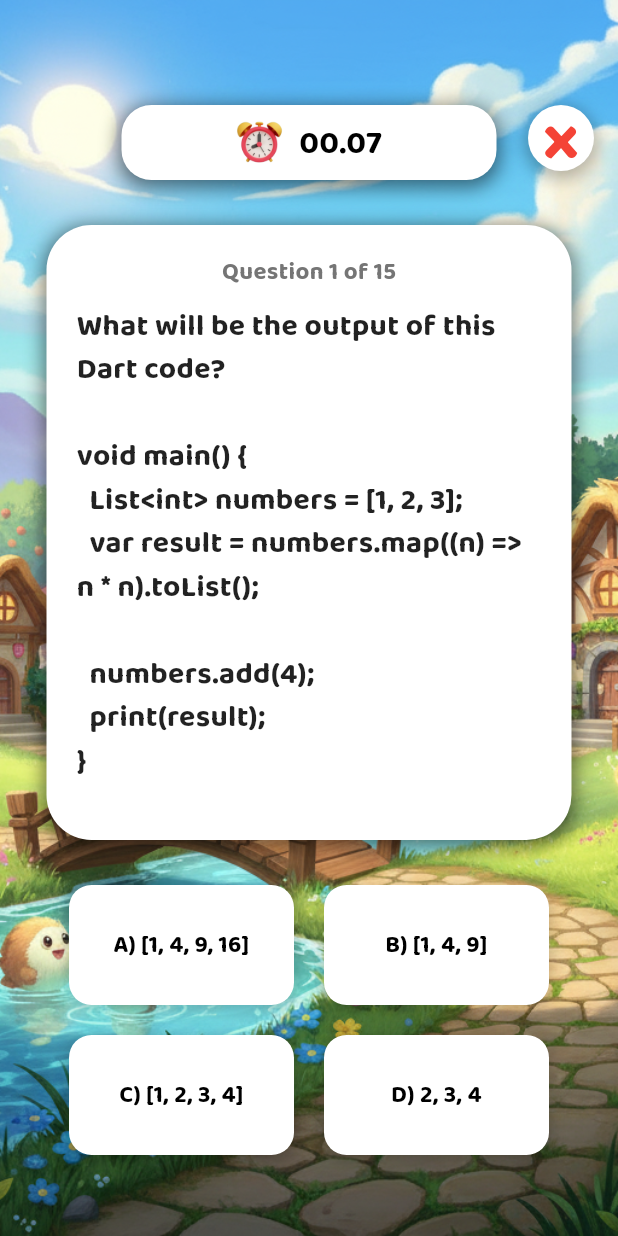
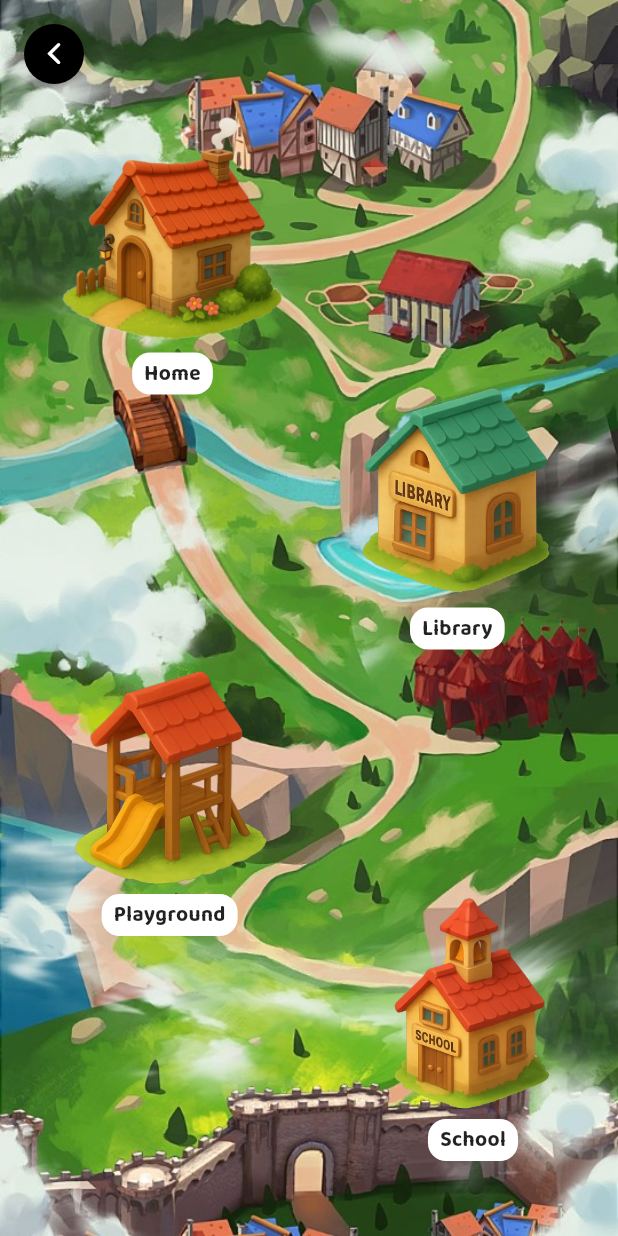
Before and after one commit to danishaazra/HelloChickgu, a Flutter app: the screen it shows after launch, on a phone screen of 412 x 824 dp. Run offline on Flutter 3.47's test engine with Material 3 defaults, Android fonts, the phone set to English and light mode, and no system bars; our stand-ins replace chewie, google_fonts, image_picker, video_player.

Commit message:
map commit

```diff
--- a/lib/main.dart
+++ b/lib/main.dart
@@ -2,7 +2,8 @@
 import 'shared/theme/theme.dart';
 import 'features/tutor/main_tutor.dart';
 import 'features/game/quiz1.dart';
-
+import 'features/tutor/main_tutor.dart';
+import 'map.dart';
 
 void main() {
   runApp(const MyApp());
@@ -18,8 +19,7 @@
       debugShowCheckedModeBanner: false,
       theme: AppTheme.lightTheme,
 
-      home: const quiz1(),
-
+      home: const MapChickgu(),
     );
   }
 }
--- /dev/null
+++ b/lib/map.dart
@@ -0,0 +1,147 @@
+import 'package:flutter/material.dart';
+import 'package:flutter/cupertino.dart';
+
+class MapChickgu extends StatelessWidget {
+  const MapChickgu({super.key});
+
+  void navigateTo(BuildContext context, String place) {
+    Navigator.push(
+      context,
+      MaterialPageRoute(builder: (context) => PlacePage(place: place)),
+    );
+  }
+
+  @override
+  Widget build(BuildContext context) {
+    return Scaffold(
+      backgroundColor: Colors.green[100],
+      body: Stack(
+        children: [
+          // Background map image
+          Positioned.fill(
+            child: Image.asset(
+              "assets/background_map_2.jpeg",
+              fit: BoxFit.cover,
+            ),
+          ),
+
+          // iPhone-style back button inside black circular container
+          SafeArea(
+            child: Align(
+              alignment: Alignment.topLeft,
+              child: Padding(
+                padding: const EdgeInsets.all(16),
+                child: GestureDetector(
+                  onTap: () => Navigator.maybePop(context),
+                  child: Container(
+                    width: 40,
+                    height: 40,
+                    decoration: const BoxDecoration(
+                      color: Colors.black,
+                      shape: BoxShape.circle,
+                    ),
+                    alignment: Alignment.center,
+                    child: const Icon(
+                      CupertinoIcons.back,
+                      color: Colors.white,
+                      size: 22,
+                    ),
+                  ),
+                ),
+              ),
+            ),
+          ),
+
+          // Home
+          Positioned(
+            top: 80,
+            left: 40,
+            child: _buildLocation(context, "assets/homefinal.png", "Home"),
+          ),
+
+          // Library
+          Positioned(
+            top: 250,
+            right: 40,
+            child: _buildLocation(
+              context,
+              "assets/library2_map.png",
+              "Library",
+            ),
+          ),
+
+          // Playground
+          Positioned(
+            bottom: 200,
+            left: 40,
+            child: _buildLocation(
+              context,
+              "assets/playground2_map.png",
+              "Playground",
+            ),
+          ),
+
+          // School
+          Positioned(
+            bottom: 50,
+            right: 40,
+            child: _buildLocation(context, "assets/school2_map.png", "School"),
+          ),
+        ],
+      ),
+    );
+  }
+
+  // Reusable clickable location widget with animation
+  Widget _buildLocation(BuildContext context, String image, String label) {
+    return GestureDetector(
+      onTap: () => navigateTo(context, label),
+      child: Column(
+        children: [
+          Hero(
+            tag: label,
+            child: AnimatedScale(
+              scale: 1.1,
+              duration: const Duration(milliseconds: 300),
+              child: Image.asset(image, height: 150),
+            ),
+          ),
+          const SizedBox(height: 5),
+          Container(
+            padding: const EdgeInsets.symmetric(horizontal: 8, vertical: 4),
+            decoration: BoxDecoration(
+              color: Colors.white,
+              borderRadius: BorderRadius.circular(12),
+            ),
+            child: Text(
+              label,
+              style: const TextStyle(fontWeight: FontWeight.bold),
+            ),
+          ),
+        ],
+      ),
+    );
+  }
+}
+
+// Example PlacePage
+class PlacePage extends StatelessWidget {
+  final String place;
+  const PlacePage({super.key, required this.place});
+
+  @override
+  Widget build(BuildContext context) {
+    return Scaffold(
+      appBar: AppBar(title: Text(place)),
+      body: Center(
+        child: Hero(
+          tag: place,
+          child: Text(
+            "Welcome to $place!",
+            style: const TextStyle(fontSize: 24, fontWeight: FontWeight.bold),
+          ),
+        ),
+      ),
+    );
+  }
+}
```
Also changed, not shown: pubspec.yaml (+0 -8 lines), assets/background_map.png (added), assets/background_map_2.jpeg (added), assets/home2_map.png (added), assets/home_map.png (added), assets/homefinal.png (added), assets/library2_map.png (added), assets/library_map.png (added), assets/map_background_2.jpeg (added), assets/map_chickgu.png (added), assets/playground2_map.png (added), assets/playground_map.png (added), assets/school2_map.png (added), assets/school_map.png (added).
